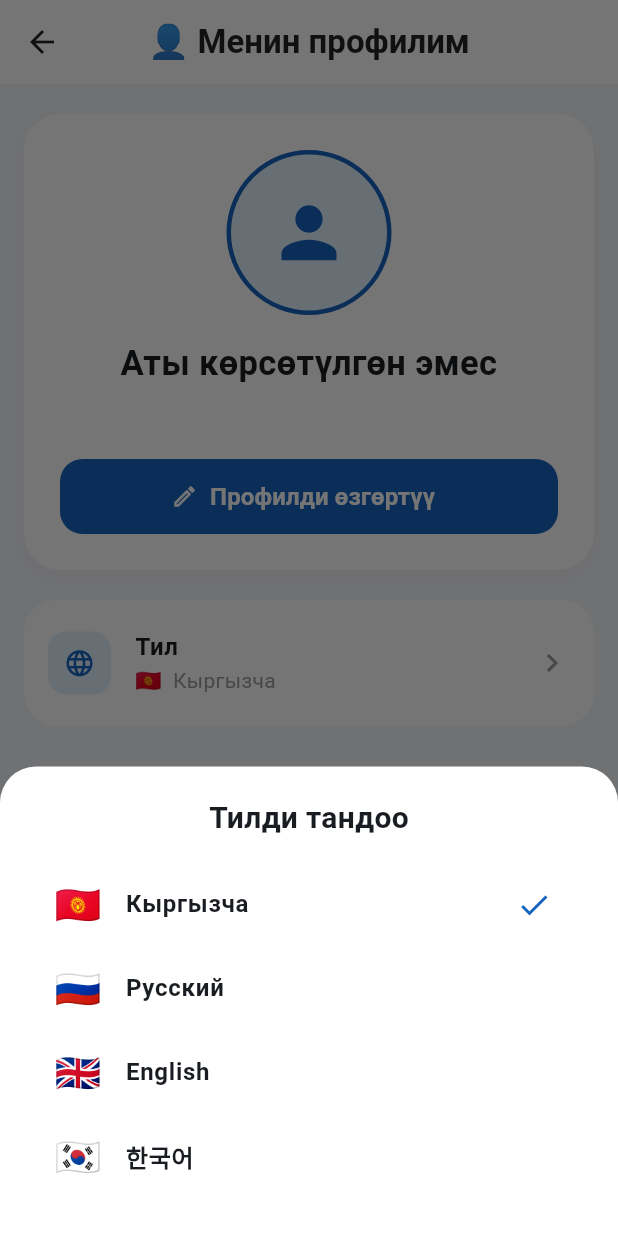
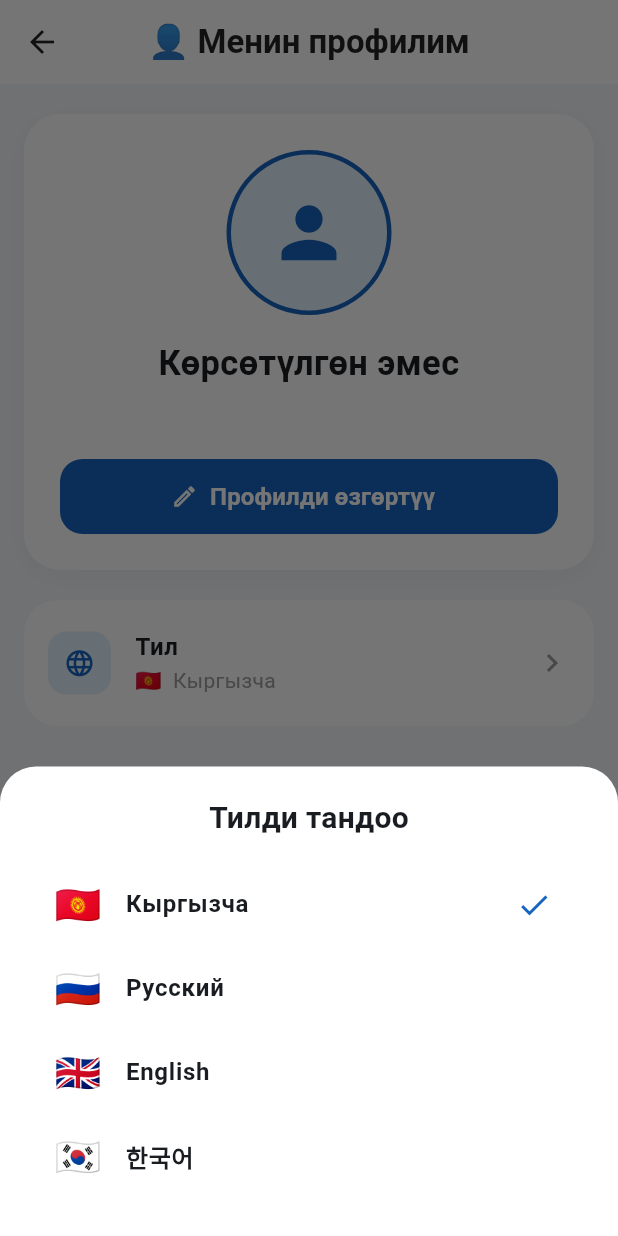
Before and after one commit to borboevmarlen2004-max/kg-korea-delivery, a Flutter app: the ProfilePage screen opened directly, after a tap on "Тил", on a phone screen of 412 x 824 dp. Run offline on Flutter 3.47's test engine with Material 3 defaults, Android fonts, the phone set to English and light mode, and no system bars; our stand-ins replace cloud_firestore, firebase_auth, firebase_core, firebase_messaging, firebase_storage, image_picker and 1 more; accounts and stored records are empty; statements that could not run were skipped.

Commit message:
Add multilingual profile

```diff
--- a/lib/pages/profile_page.dart
+++ b/lib/pages/profile_page.dart
@@ -43,6 +43,80 @@ class _ProfilePageState extends State<ProfilePage> {
     });
 
     Navigator.pop(context);
+  }
+
+  String t(String key) {
+    const translations = <String, Map<String, String>>{
+      'profileTitle': {
+        'ky': '👤 Менин профилим',
+        'ru': '👤 Мой профиль',
+        'en': '👤 My Profile',
+        'ko': '👤 내 프로필',
+      },
+      'editProfile': {
+        'ky': 'Профилди өзгөртүү',
+        'ru': 'Изменить профиль',
+        'en': 'Edit Profile',
+        'ko': '프로필 수정',
+      },
+      'language': {'ky': 'Тил', 'ru': 'Язык', 'en': 'Language', 'ko': '언어'},
+      'accountInfo': {
+        'ky': 'Аккаунт маалыматы',
+        'ru': 'Информация об аккаунте',
+        'en': 'Account Information',
+        'ko': '계정 정보',
+      },
+      'name': {'ky': 'Аты', 'ru': 'Имя', 'en': 'Name', 'ko': '이름'},
+      'email': {'ky': 'Email', 'ru': 'Email', 'en': 'Email', 'ko': '이메일'},
+      'uid': {'ky': 'UID', 'ru': 'UID', 'en': 'UID', 'ko': 'UID'},
+      'notSpecified': {
+        'ky': 'Көрсөтүлгөн эмес',
+        'ru': 'Не указано',
+        'en': 'Not specified',
+        'ko': '지정되지 않음',
+      },
+      'unknown': {
+        'ky': 'Белгисиз',
+        'ru': 'Неизвестно',
+        'en': 'Unknown',
+        'ko': '알 수 없음',
+      },
+      'logout': {
+        'ky': 'Аккаунттан чыгуу',
+        'ru': 'Выйти из аккаунта',
+        'en': 'Log out',
+        'ko': '로그아웃',
+      },
+      'chooseLanguage': {
+        'ky': 'Тилди тандоо',
+        'ru': 'Выберите язык',
+        'en': 'Choose Language',
+        'ko': '언어 선택',
+      },
+      'kyrgyz': {
+        'ky': 'Кыргызча',
+        'ru': 'Кыргызча',
+        'en': 'Kyrgyz',
+        'ko': '키르기스어',
+      },
+      'russian': {
+        'ky': 'Русский',
+        'ru': 'Русский',
+        'en': 'Russian',
+        'ko': '러시아어',
+      },
+      'english': {
+        'ky': 'English',
+        'ru': 'English',
+        'en': 'English',
+        'ko': '영어',
+      },
+      'korean': {'ky': '한국어', 'ru': '한국어', 'en': 'Korean', 'ko': '한국어'},
+    };
+
+    return translations[key]?[selectedLanguage] ??
+        translations[key]?['ky'] ??
+        key;
   }
 
   String _languageName() {
@@ -97,9 +171,12 @@ class _ProfilePageState extends State<ProfilePage> {
             child: Column(
               mainAxisSize: MainAxisSize.min,
               children: [
-                const Text(
-                  'Тилди тандоо',
-                  style: TextStyle(fontSize: 20, fontWeight: FontWeight.bold),
+                Text(
+                  t('chooseLanguage'),
+                  style: const TextStyle(
+                    fontSize: 20,
+                    fontWeight: FontWeight.bold,
+                  ),
                 ),
 
                 const SizedBox(height: 15),
@@ -107,28 +184,28 @@ class _ProfilePageState extends State<ProfilePage> {
                 _languageTile(
                   context: sheetContext,
                   flag: '🇰🇬',
-                  name: 'Кыргызча',
+                  name: t('kyrgyz'),
                   code: 'ky',
                 ),
 
                 _languageTile(
                   context: sheetContext,
                   flag: '🇷🇺',
-                  name: 'Русский',
+                  name: t('russian'),
                   code: 'ru',
                 ),
 
                 _languageTile(
                   context: sheetContext,
                   flag: '🇬🇧',
-                  name: 'English',
+                  name: t('english'),
                   code: 'en',
                 ),
 
                 _languageTile(
                   context: sheetContext,
                   flag: '🇰🇷',
-                  name: '한국어',
+                  name: t('korean'),
                   code: 'ko',
                 ),
               ],
@@ -167,9 +244,9 @@ class _ProfilePageState extends State<ProfilePage> {
 
     final name = user?.displayName?.trim().isNotEmpty == true
         ? user!.displayName!
-        : 'Аты көрсөтүлгөн эмес';
+        : t('notSpecified');
 
-    final email = user?.email ?? 'Белгисиз';
+    final email = user?.email ?? t('unknown');
     final uid = user?.uid ?? '';
 
     return Scaffold(
@@ -179,9 +256,9 @@ class _ProfilePageState extends State<ProfilePage> {
         backgroundColor: Colors.white,
         foregroundColor: Colors.black87,
         elevation: 0,
-        title: const Text(
-          '👤 Менин профилим',
-          style: TextStyle(fontWeight: FontWeight.bold),
+        title: Text(
+          t('profileTitle'),
+          style: const TextStyle(fontWeight: FontWeight.bold),
         ),
       ),
 
@@ -190,7 +267,9 @@ class _ProfilePageState extends State<ProfilePage> {
 
         child: Column(
           children: [
+            // =================================================
             // 👤 ПРОФИЛЬ HEADER
+            // =================================================
             Container(
               width: double.infinity,
               padding: const EdgeInsets.all(24),
@@ -201,7 +280,7 @@ class _ProfilePageState extends State<ProfilePage> {
 
                 boxShadow: [
                   BoxShadow(
-                    color: Colors.black.withOpacity(0.04),
+                    color: Colors.black.withValues(alpha: 0.04),
                     blurRadius: 12,
                     offset: const Offset(0, 4),
                   ),
@@ -297,9 +376,9 @@ class _ProfilePageState extends State<ProfilePage> {
 
                       icon: const Icon(Icons.edit_outlined),
 
-                      label: const Text(
-                        'Профилди өзгөртүү',
-                        style: TextStyle(
+                      label: Text(
+                        t('editProfile'),
+                        style: const TextStyle(
                           fontSize: 16,
                           fontWeight: FontWeight.bold,
                         ),
@@ -312,7 +391,9 @@ class _ProfilePageState extends State<ProfilePage> {
 
             const SizedBox(height: 20),
 
+            // =================================================
             // 🌍 ТИЛ
+            // =================================================
             Material(
               color: Colors.white,
               borderRadius: BorderRadius.circular(22),
@@ -339,9 +420,12 @@ class _ProfilePageState extends State<ProfilePage> {
                   ),
                 ),
 
-                title: const Text(
-                  'Тил',
-                  style: TextStyle(fontSize: 16, fontWeight: FontWeight.bold),
+                title: Text(
+                  t('language'),
+                  style: const TextStyle(
+                    fontSize: 16,
+                    fontWeight: FontWeight.bold,
+                  ),
                 ),
 
                 subtitle: Text(
@@ -357,13 +441,18 @@ class _ProfilePageState extends State<ProfilePage> {
 
             const SizedBox(height: 20),
 
+            // =================================================
             // 📋 АККАУНТ МААЛЫМАТЫ
-            const Align(
+            // =================================================
+            Align(
               alignment: Alignment.centerLeft,
 
               child: Text(
-                'Аккаунт маалыматы',
-                style: TextStyle(fontSize: 20, fontWeight: FontWeight.bold),
+                t('accountInfo'),
+                style: const TextStyle(
+                  fontSize: 20,
+                  fontWeight: FontWeight.bold,
+                ),
               ),
             ),
 
@@ -381,7 +470,7 @@ class _ProfilePageState extends State<ProfilePage> {
                 children: [
                   _infoTile(
                     icon: Icons.person_outline,
-                    title: 'Аты',
+                    title: t('name'),
                     value: name,
                   ),
 
@@ -389,7 +478,7 @@ class _ProfilePageState extends State<ProfilePage> {
 
                   _infoTile(
                     icon: Icons.email_outlined,
-                    title: 'Email',
+                    title: t('email'),
                     value: email,
                   ),
 
@@ -397,7 +486,7 @@ class _ProfilePageState extends State<ProfilePage> {
 
                   _infoTile(
                     icon: Icons.badge_outlined,
-                    title: 'UID',
+                    title: t('uid'),
                     value: uid,
                     isUid: true,
                   ),
@@ -407,7 +496,9 @@ class _ProfilePageState extends State<ProfilePage> {
 
             const SizedBox(height: 25),
 
+            // =================================================
             // 🚪 ЧЫГУУ
+            // =================================================
             SizedBox(
               width: double.infinity,
               height: 55,
@@ -427,9 +518,12 @@ class _ProfilePageState extends State<ProfilePage> {
 
                 icon: const Icon(Icons.logout),
 
-                label: const Text(
-                  'Аккаунттан чыгуу',
-                  style: TextStyle(fontSize: 16, fontWeight: FontWeight.bold),
+                label: Text(
+                  t('logout'),
+                  style: const TextStyle(
+                    fontSize: 16,
+                    fontWeight: FontWeight.bold,
+                  ),
                 ),
               ),
             ),
@@ -446,7 +540,10 @@ class _ProfilePageState extends State<ProfilePage> {
     );
   }
 
+  // =========================================================
   // 📋 МААЛЫМАТ КАРТОЧКАСЫ
+  // =========================================================
+
   Widget _infoTile({
     required IconData icon,
     required String title,
@@ -487,7 +584,7 @@ class _ProfilePageState extends State<ProfilePage> {
                 const SizedBox(height: 4),
 
                 Text(
-                  value.isEmpty ? 'Көрсөтүлгөн эмес' : value,
+                  value.isEmpty ? t('notSpecified') : value,
 
                   maxLines: isUid ? 2 : 3,
 
```
